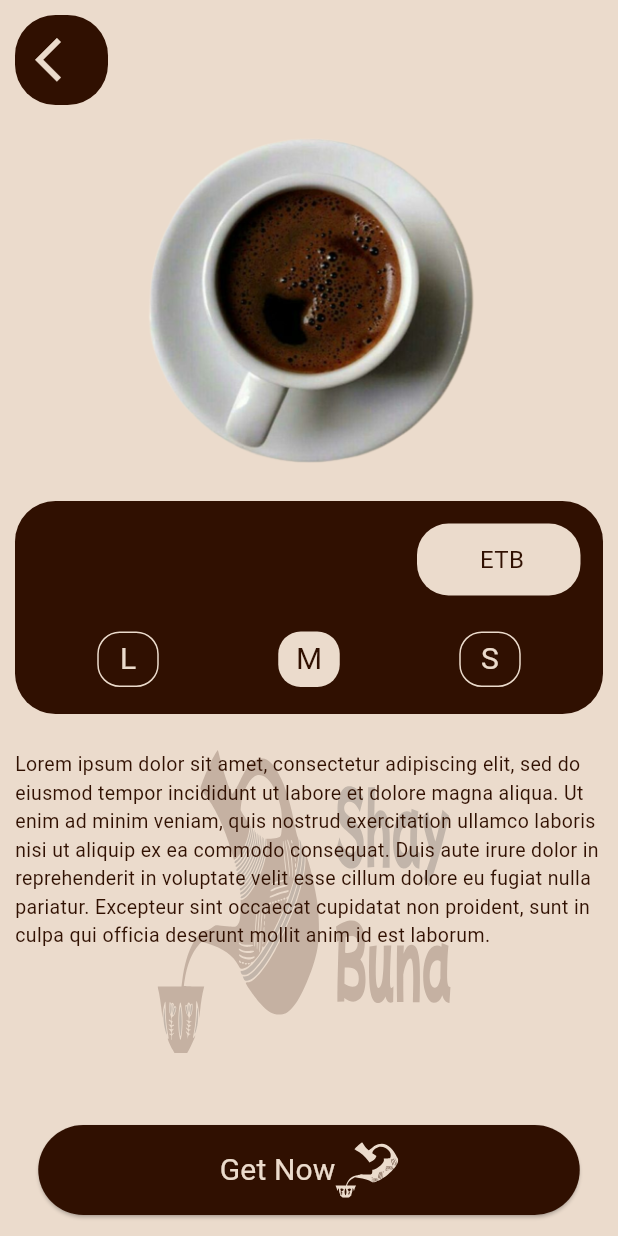
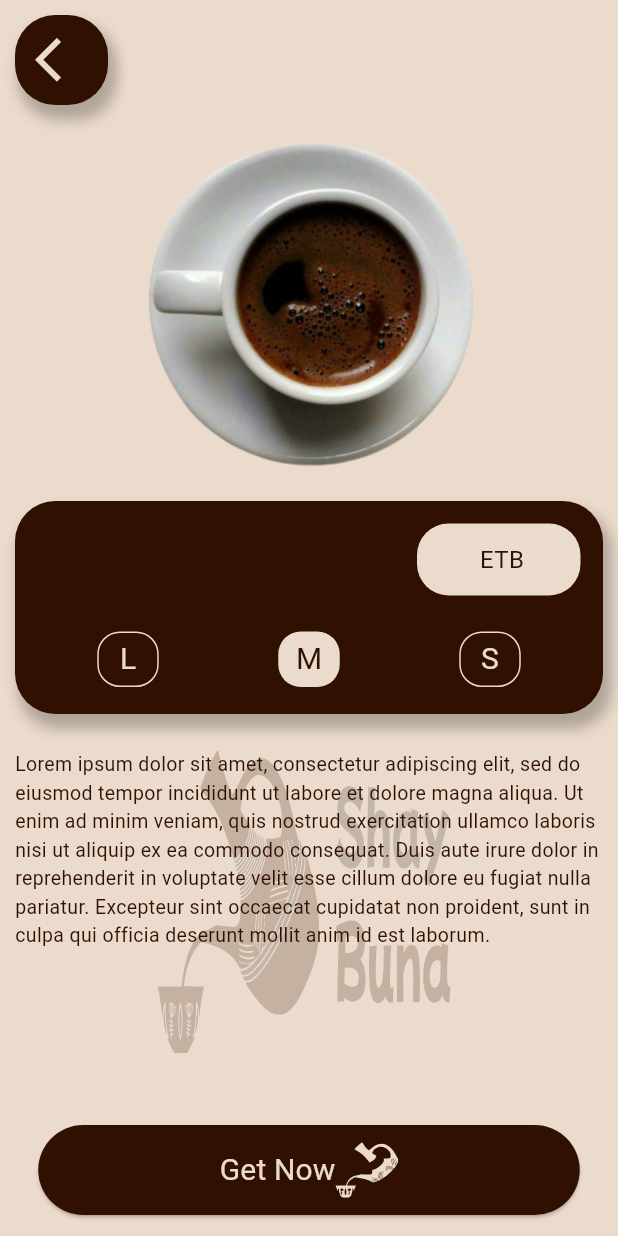
Before and after one commit to mrnpro/ShayBuna, a Flutter app: the DetailPage screen opened directly with empty values, on a phone screen of 412 x 824 dp. Run offline on Flutter 3.47's test engine with Material 2 defaults, Android fonts, the phone set to English and light mode, and no system bars; our stand-ins replace flutter_screenutil, flutter_svg, google_fonts.

Commit message:
Update detail_page.dart

```diff
--- a/lib/presentation/pages/DetailPage/detail_page.dart
+++ b/lib/presentation/pages/DetailPage/detail_page.dart
@@ -6,6 +6,8 @@ import 'package:flutter_svg/svg.dart';
 import 'package:google_fonts/google_fonts.dart';
 
 import '../../../core/constants/colors.dart';
+import '../../../core/constants/common_widgets.dart';
+import 'circle_animated_image.dart';
 
 class DetailPage extends StatefulWidget {
   const DetailPage({super.key, required this.coffeeModel});
@@ -39,7 +41,9 @@ class _DetailPageState extends State<DetailPage> {
             width: size.width,
             child: Column(children: [
               _arrowBack(),
-              _coffeeImage(),
+              // _coffeeImage(),
+
+              const CircleAnimationImage(),
               _coffeeInfoBox(size, widget.coffeeModel),
               _coffeeDescription(widget.coffeeModel.description),
               _getButton(),
@@ -113,7 +117,8 @@ class _DetailPageState extends State<DetailPage> {
       height: 142,
       decoration: BoxDecoration(
           borderRadius: BorderRadius.circular(27),
-          color: MyColors.kSecondaryColor),
+          color: MyColors.kSecondaryColor,
+          boxShadow: [kBoxShadow]),
       child: Column(children: [
         Row(
           mainAxisAlignment: MainAxisAlignment.spaceBetween,
@@ -190,14 +195,6 @@ class _DetailPageState extends State<DetailPage> {
     );
   }
 
-  Image _coffeeImage() {
-    return Image.asset(
-      Assets.assetsCoffeeCap,
-      width: 241,
-      height: 264,
-    );
-  }
-
   Align _arrowBack() {
     return Align(
       alignment: Alignment.topLeft,
@@ -210,7 +207,8 @@ class _DetailPageState extends State<DetailPage> {
             height: 60,
             decoration: BoxDecoration(
                 borderRadius: BorderRadius.circular(27),
-                color: MyColors.kSecondaryColor),
+                color: MyColors.kSecondaryColor,
+                boxShadow: [kBoxShadow]),
             child: Center(
               child: Icon(Icons.arrow_back_ios,
                   size: 35, color: MyColors.kPrimaryColor),
```
